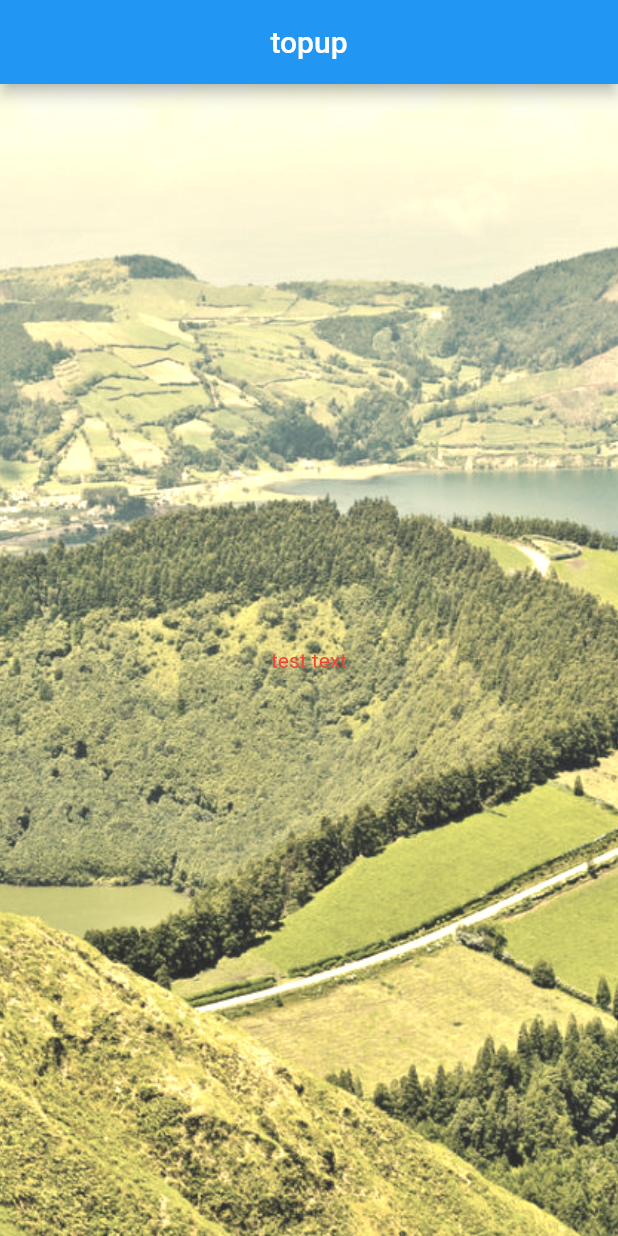
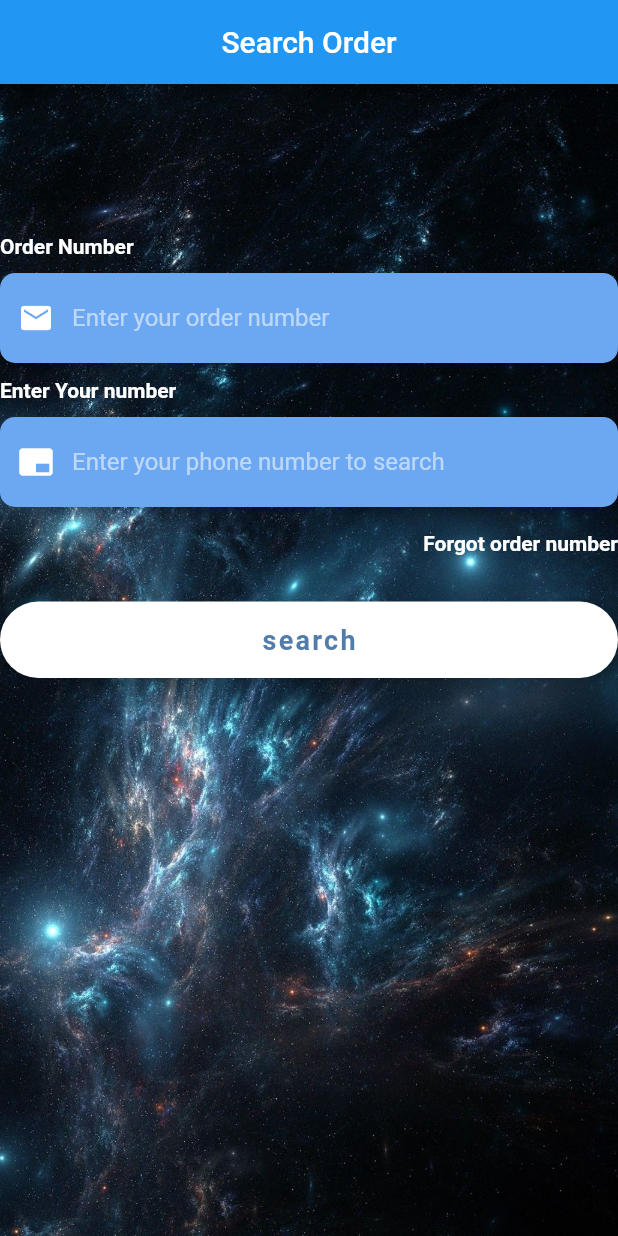
Before and after one commit to chattertechno/SHOPU, a Flutter app: the screen it shows after launch, on a phone screen of 412 x 824 dp. Run offline on Flutter 3.47's test engine with Material 2 defaults, Android fonts, the light colour scheme and no system bars; Roboto replaces fonts that are missing (OpenSans).

Commit message:
finished the homepage

```diff
--- /dev/null
+++ b/lib/screens/constant.dart
@@ -0,0 +1,24 @@
+import 'package:flutter/material.dart';
+
+final kHintTextStyle = TextStyle(
+  color: Colors.white54,
+  fontFamily: 'OpenSans',
+);
+
+final kLabelStyle = TextStyle(
+  color: Colors.white,
+  fontWeight: FontWeight.bold,
+  fontFamily: 'OpenSans',
+);
+
+final kBoxDecorationStyle = BoxDecoration(
+  color: Color(0xFF6CA8F1),
+  borderRadius: BorderRadius.circular(10.0),
+  boxShadow: [
+    BoxShadow(
+      color: Colors.black12,
+      blurRadius: 6.0,
+      offset: Offset(0, 2),
+    ),
+  ],
+);
--- a/lib/screens/homepage.dart
+++ b/lib/screens/homepage.dart
@@ -1,3 +1,4 @@
+import 'package:backg/screens/constant.dart';
 import 'package:flutter/material.dart';
 
 class HomePage extends StatefulWidget {
@@ -11,23 +12,173 @@ class _HomePageState extends State<HomePage> {
     return Scaffold(
       appBar: AppBar(
         centerTitle: true,
-        title: Text("topup"),
+        title: Text("Search Order"),
       ),
       body: Stack(
         children: <Widget>[
           Container(
             decoration: BoxDecoration(
-              image: DecorationImage(
-                image: AssetImage("assets/images/download.png"), fit: BoxFit.cover
-              )
+                image: DecorationImage(
+                    image: AssetImage("assets/images/pastel.jpg"),
+                    fit: BoxFit.cover)),
+          ),
+          Center(
+            child: Column(
+              crossAxisAlignment: CrossAxisAlignment.start,
+              children: <Widget>[
+                SizedBox(
+                  height: 100,
+                ),
+                Text(
+                  'Order Number',
+                  style: kLabelStyle,
+                ),
+                SizedBox(
+                  height: 10.0,
+                ),
+                Container(
+                  alignment: Alignment.centerLeft,
+                  decoration: kBoxDecorationStyle,
+                  height: 60.0,
+                  child: TextField(
+                    keyboardType: TextInputType.emailAddress,
+                    style:
+                        TextStyle(color: Colors.white, fontFamily: 'OpenSans'),
+                    decoration: InputDecoration(
+                        border: InputBorder.none,
+                        contentPadding: EdgeInsets.only(top: 14.0),
+                        prefixIcon: Icon(
+                          Icons.email,
+                          color: Colors.white,
+                        ),
+                        hintText: 'Enter your order number',
+                        hintStyle: kHintTextStyle),
+                  ),
+                ),
+                SizedBox(
+                  height: 10,
+                ),
+                Text(
+                  'Enter Your number',
+                  style: kLabelStyle,
+                ),
+                SizedBox(
+                  height: 10.0,
+                ),
+                Container(
+                  alignment: Alignment.centerLeft,
+                  decoration: kBoxDecorationStyle,
+                  height: 60.0,
+                  child: TextField(
+                    style:
+                        TextStyle(color: Colors.white, fontFamily: 'OpenSans'),
+                    decoration: InputDecoration(
+                        border: InputBorder.none,
+                        contentPadding: EdgeInsets.only(top: 14.0),
+                        prefixIcon: Icon(
+                          Icons.branding_watermark,
+                          color: Colors.white,
+                        ),
+                        hintText: 'Enter your phone number to search',
+                        hintStyle: kHintTextStyle),
+                  ),
+                ),
+                Container(
+                  alignment: Alignment.centerRight,
+                  child: FlatButton(
+                    onPressed: () => print('Search'),
+                    padding: EdgeInsets.only(right: 0.0),
+                    child: Text(
+                      'Forgot order number',
+                      style: kLabelStyle,
+                    ),
+                  ),
+                ),
+                Container(
+                  padding: EdgeInsets.symmetric(vertical: 15.0),
+                  width: double.infinity,
+                  child: RaisedButton(
+                    elevation: 5.0,
+                    onPressed: () => print("logged in"),
+                    padding: EdgeInsets.all(15.0),
+                    shape: RoundedRectangleBorder(
+                      borderRadius: BorderRadius.circular(30.0),
+                    ),
+                    color: Colors.white,
+                    child: Text(
+                      'search',
+                      style: TextStyle(
+                          color: Color(0xFF527DAA),
+                          letterSpacing: 1.5,
+                          fontSize: 18.0,
+                          fontWeight: FontWeight.bold,
+                          fontFamily: 'OpenSans'),
+                    ),
+                  ),
+                ),
+          //       Column(
+          //         children: <Widget>[
+          //           Center(
+          //             child: Text(
+          //               '- OR - ',
+          //               style: TextStyle(
+          //                   color: Colors.white, fontWeight: FontWeight.w400
+          //                   ),
+          //             ),
+          //           ),
+          //           SizedBox(height: 10.0,),
+          //           Text('Sign In With',
+          //             style: kLabelStyle,
+          //           )
+          //         ],
+          //       ),
+          //       Padding(
+          //   padding: EdgeInsets.symmetric(vertical: 30.0),
+          //   child: Row(
+          //     mainAxisAlignment: MainAxisAlignment.spaceEvenly,
+          //     children: <Widget>[
+          //       _buildsocialbtn(
+          //         () => print("hello dude00"),
+          //         AssetImage('assets/images/facebook.jpg')
+          //         ),
+          //         _buildsocialbtn(
+          //           () => print("fuckoff"),
+          //           AssetImage('assets/images/facebook.jpg')
+          //         )
+          //     ],
+          //   ),
+          // )
+              ],
             ),
 
           ),
-          Center(
-            child: Text("test text", style: TextStyle(color: Colors.red),),
-          )
+
         ],
-      )
+      ),
     );
   }
 }
+
+Widget _buildsocialbtn(Function onTap, AssetImage logo) {
+    return GestureDetector(
+      onTap: onTap,
+      child: Container(
+        height: 60.0,
+        width: 60.0,
+        decoration: BoxDecoration(
+          shape: BoxShape.circle,
+          color: Colors.white,
+          boxShadow: [
+            BoxShadow(
+              color: Colors.black26,
+              offset: Offset(0, 2),
+              blurRadius: 6.0,
+            ),
+          ],
+          image: DecorationImage(
+            image: logo,
+          ),
+        ),
+      ),
+    );
+}
```
Also changed, not shown: assets/images/facebook.jpg (added).
